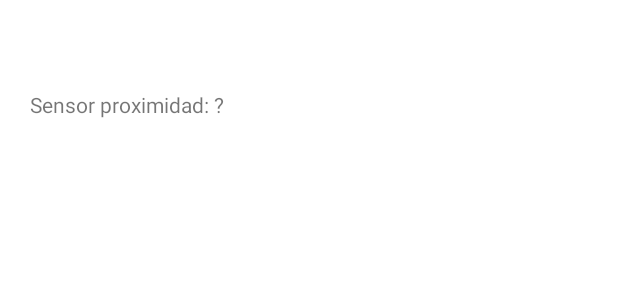
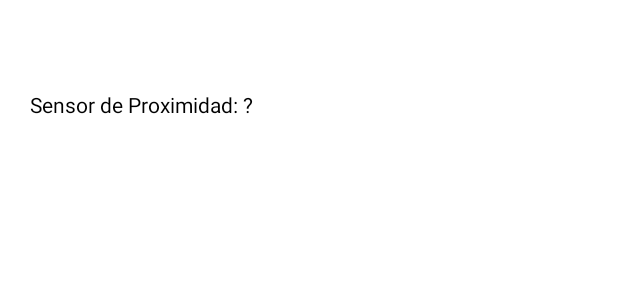
Before and after one commit to DiegoZap1/Progra-2024-Ciclo-3, an Android app: the layout activity_main.xml on its own in the app's theme, with its tools: preview values and no code run, on a phone screen of 412 x 824 dp. Shown: the top 300 px of the screen. Run offline under Robolectric (Android 15) with nearby library versions, the phone set to English and light mode, and no system bars.

Commit message:
Practica 5

```diff
--- a/app/src/main/res/layout/activity_main.xml
+++ b/app/src/main/res/layout/activity_main.xml
@@ -8,10 +8,12 @@
 
     <TextView
         android:id="@+id/lblSensorProximidad"
-        android:text="Sensor proximidad: ?"
+        android:text="Sensor de Proximidad: ?"
         android:layout_marginTop="60dp"
         android:layout_marginLeft="20dp"
         android:layout_width="wrap_content"
         android:layout_height="wrap_content"
-        android:background="@color/white"/>
+        android:background="@color/white"
+        android:textColor="@color/black"/>
+
 </RelativeLayout>
```
Also changed, not shown: app/src/main/java/com/ugb/controlesbasicos/MainActivity.java (+11 -10 lines).
